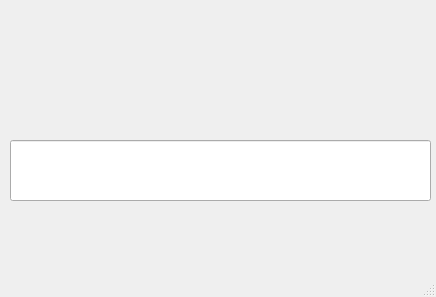
Before: the Qt Designer form FDM/ui/user_accept.ui in metetorsnow/CN-expi-channel-reuse, drawn with Qt 5.
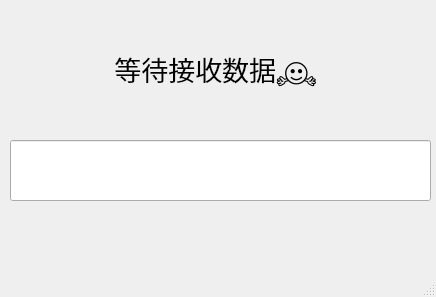
After: the same form once the commit is applied.

Commit message: prefer lobe

The edit to the form file:
```diff
--- a/FDM/ui/user_accept.ui
+++ b/FDM/ui/user_accept.ui
@@ -23,22 +23,29 @@
    <widget class="QLabel" name="label">
     <property name="geometry">
      <rect>
-      <x>140</x>
+      <x>80</x>
       <y>40</y>
-      <width>171</width>
+      <width>271</width>
       <height>61</height>
      </rect>
     </property>
     <property name="font">
      <font>
-      <family>Adobe Devanagari</family>
+      <family>Segoe UI Emoji</family>
       <pointsize>20</pointsize>
       <weight>50</weight>
       <bold>false</bold>
+      <stylestrategy>PreferAntialias</stylestrategy>
      </font>
     </property>
     <property name="text">
-     <string/>
+     <string>&lt;html&gt;&lt;head/&gt;&lt;body&gt;&lt;p align=&quot;center&quot;&gt;等待接收数据🤗&lt;/p&gt;&lt;/body&gt;&lt;/html&gt;</string>
+    </property>
+    <property name="textFormat">
+     <enum>Qt::AutoText</enum>
+    </property>
+    <property name="indent">
+     <number>-1</number>
     </property>
    </widget>
    <widget class="QLineEdit" name="lineEdit">
```
The commit also changes 7 other files.
